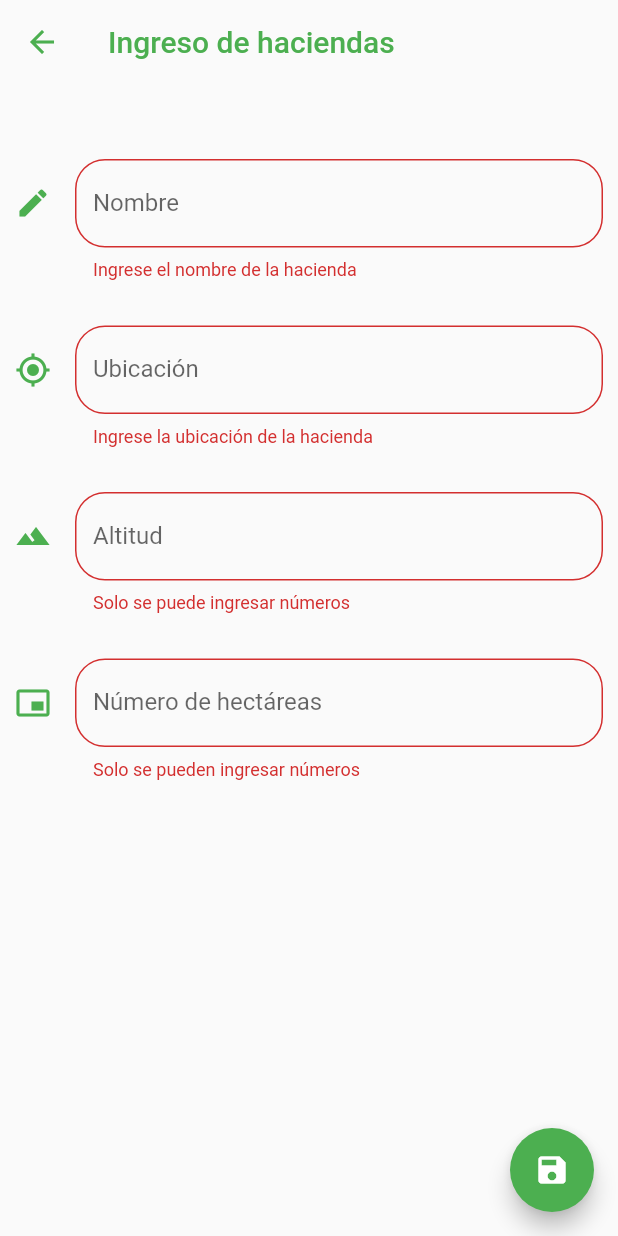
After one commit to CristianX/flutter-grados-dia, a Flutter app: the HaciendaPage screen opened by its route, after a tap on the "save" icon, on a phone screen of 412 x 824 dp. The commit adds this screen. Run offline on Flutter 3.47's test engine with Material 2 defaults, Android fonts, the phone set to English and light mode, and no system bars; our stand-ins replace flutter_map, geolocator, latlong; missing offline and left inert: flutter_map_marker_cluster; network calls fail.

Commit message:
Implementacioón de vista de creacion de haciendas (Corregir error de duplicación)

```diff
--- a/lib/main.dart
+++ b/lib/main.dart
@@ -12,6 +12,7 @@ import 'package:grados_dia_app/src/services/usuarios_service.dart';
 import 'package:provider/provider.dart';
 
 // Vistas
+import 'package:grados_dia_app/src/pages/hacienda/hacienda_page.dart';
 import 'package:grados_dia_app/src/pages/login_page.dart';
 import 'package:grados_dia_app/src/pages/home_page.dart';
 import 'package:grados_dia_app/src/pages/hectareas_page.dart';
@@ -40,6 +41,9 @@ class MyApp extends StatelessWidget {
           'hectareas'  : ( BuildContext context ) => HectareasPage(),
           'mapa'       : ( BuildContext context ) => MapaPage(),
           'menu'       : ( BuildContext context ) => MenuPage(),
+
+          // Rutas de menú
+          'hacienda'   : ( BuildContext context ) => HaciendaPage()
         },
 
         theme: ThemeData(
--- a/lib/src/models/hacienda_model.dart
+++ b/lib/src/models/hacienda_model.dart
@@ -7,6 +7,7 @@ import 'dart:convert';
 HaciendaResponse haciendaResponseFromJson(String str) => HaciendaResponse.fromJson(json.decode(str));
 
 String haciendaResponseToJson(HaciendaResponse data) => json.encode(data.toJson());
+String haciendaToJson(Hacienda data) => json.encode(data.toJson());
 
 class HaciendaResponse {
     HaciendaResponse({
--- /dev/null
+++ b/lib/src/pages/hacienda/hacienda_page.dart
@@ -0,0 +1,184 @@
+import 'package:flutter/material.dart';
+import 'package:provider/provider.dart';
+
+import 'package:grados_dia_app/src/services/hacienda_service.dart';
+import 'package:grados_dia_app/src/utils/utils.dart' as utils ;
+
+
+final formKey = GlobalKey<FormState>();
+
+Hacienda hacienda = new Hacienda();
+
+class HaciendaPage extends StatelessWidget {
+  @override
+  Widget build(BuildContext context) {
+    return Scaffold(
+      appBar: AppBar(
+        backgroundColor: Colors.transparent,
+        iconTheme: IconThemeData( color: Theme.of(context).primaryColor ),
+        elevation: 0,
+        title: Text('Ingreso de haciendas', style: TextStyle( color: Theme.of(context).primaryColor )),
+      ),
+      body: SingleChildScrollView(
+        physics: BouncingScrollPhysics(),
+        child: Container(
+          padding: EdgeInsets.symmetric( horizontal: 10 ),
+          margin: EdgeInsets.only( top: 50 ),
+          child: Form(
+            key: formKey,
+            child: Column(
+              children: <Widget>[
+                _CrearCampoNombre(),
+                SizedBox( height: 30 ),
+                _CrearCampoUbicacion(),
+                SizedBox( height: 30 ),
+                _CrearCampoAltitud(),
+                SizedBox( height: 30 ),
+                _CrearCampoNumeroHectareas()
+              ],
+            ),
+          ),
+        ),
+      ),
+      floatingActionButton: _CrearFloatingActionButton()
+    );
+  }
+}
+
+class _CrearCampoNombre extends StatelessWidget {
+  @override
+  Widget build(BuildContext context) {
+    return TextFormField(
+
+      keyboardType: TextInputType.text,
+      onSaved: (value) => hacienda.nombre = value ,
+      textCapitalization: TextCapitalization.words,
+      decoration: InputDecoration(
+        labelText: 'Nombre',
+        icon: Icon( Icons.create, color: Theme.of(context).primaryColor ),
+        border: OutlineInputBorder(
+          borderRadius: BorderRadius.circular(20)
+        )
+      ),
+      validator: (value) {
+        if( value.length < 3 ){
+          return 'Ingrese el nombre de la hacienda';
+        } else {
+          return null;
+        }
+      },
+
+    );
+  }
+}
+
+class _CrearCampoUbicacion extends StatelessWidget {
+  @override
+  Widget build(BuildContext context) {
+    return TextFormField(
+
+      keyboardType: TextInputType.text,
+      onSaved: (value) => hacienda.ubicacion = value,
+      textCapitalization: TextCapitalization.words,
+      decoration: InputDecoration(
+        labelText: 'Ubicación',
+        icon: Icon( Icons.my_location, color: Theme.of(context).primaryColor ),
+        border: OutlineInputBorder(
+          borderRadius: BorderRadius.circular( 20 )
+        )
+      ),
+      validator: (value){
+        if( value.length < 3 ) {
+          return 'Ingrese la ubicación de la hacienda';
+        } else {
+          return null;
+        }
+      },
+
+    );
+  }
+}
+
+class _CrearCampoAltitud extends StatelessWidget {
+  @override
+  Widget build(BuildContext context) {
+    return TextFormField(
+      keyboardType: TextInputType.number,
+      onSaved: (value) => hacienda.altitud = value,
+      decoration: InputDecoration(
+        labelText: 'Altitud',
+        icon: Icon( Icons.terrain, color: Theme.of(context).primaryColor ),
+        border: OutlineInputBorder(
+          borderRadius: BorderRadius.circular( 20 )
+        )
+      ),
+      validator: ( value ) {
+        if( utils.esNumero( value ) ) {
+          return null;
+        } else {
+          return 'Solo se puede ingresar números';
+        }
+      },
+
+    );
+  }
+}
+
+class _CrearCampoNumeroHectareas extends StatelessWidget {
+  @override
+  Widget build(BuildContext context) {
+    return TextFormField(
+
+      keyboardType: TextInputType.number,
+      onSaved: (value) => hacienda.numeroHectareas = int.parse(value),
+      decoration: InputDecoration(
+        labelText: 'Número de hectáreas',
+        icon: Icon( Icons.picture_in_picture_alt, color: Theme.of(context).primaryColor ),
+        border: OutlineInputBorder(
+          borderRadius: BorderRadius.circular( 20 )
+        )
+      ),
+      validator: ( value ) {
+        if( utils.esNumero( value ) ) {
+          return null;
+        } else {
+          return 'Solo se pueden ingresar números';
+        }
+      },
+
+    );
+  }
+}
+
+class _CrearFloatingActionButton extends StatelessWidget {
+  @override
+  Widget build(BuildContext context) {
+
+
+  final haciendsService = Provider.of<HaciendaService>(context);
+
+    return FloatingActionButton(
+
+      child: Icon( Icons.save ),
+      backgroundColor: Theme.of(context).primaryColor,
+      onPressed: () => _submit( haciendsService, context ) ,
+
+    );
+
+  }
+
+
+  void _submit( HaciendaService haciendaService, BuildContext context ) {
+
+    if( !formKey.currentState.validate() ) return;
+
+    formKey.currentState.save();
+
+    haciendaService.postHacienda(hacienda);
+
+    Navigator.pop(context);
+
+
+  }
+
+}
--- a/lib/src/pages/hectareas_page.dart
+++ b/lib/src/pages/hectareas_page.dart
@@ -8,6 +8,7 @@ import 'package:grados_dia_app/src/services/hectarea_service.dart';
 
 
 // TODO: cambiar hectareaService por haciendaService para el llamado de hacienda al dropDown
+// TODO: Cambiar a stless widget todo
 
 String _opcionSelccionada;
 
--- a/lib/src/pages/menu_page.dart
+++ b/lib/src/pages/menu_page.dart
@@ -123,7 +123,7 @@ class _MenuPageState extends State<MenuPage> {
     switch ( seleccion ) {
 
       case 'hacienda' : {
-        navegacionFloatingService.menuSeleccionado = 'login';
+        navegacionFloatingService.menuSeleccionado = seleccion;
       }
       return ListarHaciendasPage();
       case 'cultivo'  : return ListarCultivosPage();
--- a/lib/src/services/hacienda_service.dart
+++ b/lib/src/services/hacienda_service.dart
@@ -30,4 +30,22 @@ class HaciendaService with ChangeNotifier {
     notifyListeners();
   }
 
+  // POST
+
+  postHacienda( Hacienda hacienda ) async {
+
+    final resp = await http.post(_url, body:  <String, dynamic> {
+      'nombre' : hacienda.nombre.toString(),
+      'ubicacion': hacienda.ubicacion.toString(),
+      'altitud': hacienda.altitud.toString(),
+      'numeroHectareas': hacienda.numeroHectareas.toString()
+    });
+
+    final haciendaResp = haciendaResponseFromJson(resp.body);
+    this.haciendas.add( haciendaResp.hacienda[0] );
+
+    notifyListeners();
+
+  }
+
 }
--- a/lib/src/services/hectarea_service.dart
+++ b/lib/src/services/hectarea_service.dart
@@ -50,6 +50,7 @@ class HectareaService with ChangeNotifier{
     // print(decodeData);
 
     // notifyListeners();
+    // TODO: corregir la duplicidad de hectareas
 
     getHectareas();
 
--- a/lib/src/utils/utils.dart
+++ b/lib/src/utils/utils.dart
@@ -17,3 +17,13 @@ class MenuItems {
   ];
 
 }
+
+bool esNumero( String textoNumero ) {
+
+  if( textoNumero.isEmpty ) return false;
+
+  final numero = num.tryParse( textoNumero );
+
+  return ( numero == null ) ? false : true;
+
+}
```
